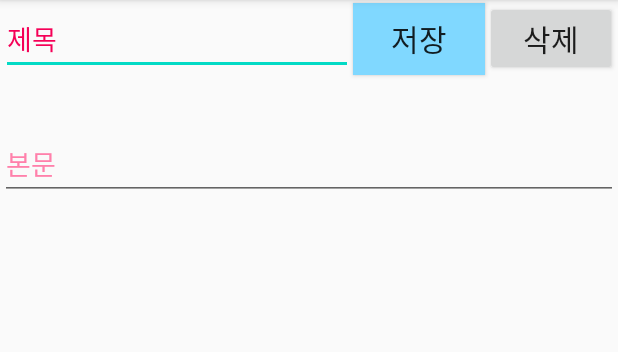
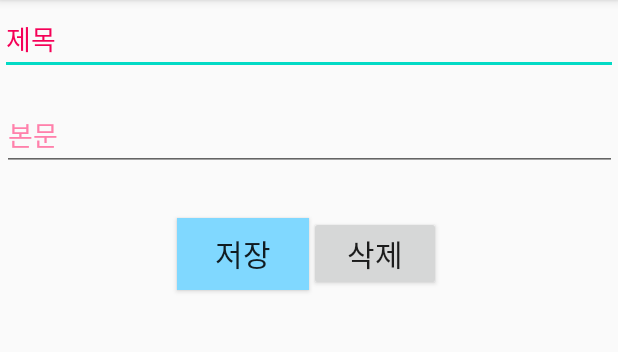
Before and after one commit to HAseungcheol/review, an Android app: the MemoActivity screen opened directly, with no data from a screen before it, on a phone screen of 412 x 824 dp, the part 84-436 px from its top. Run offline under Robolectric (Android 15) with nearby library versions, the phone set to English and light mode, and no system bars.

Commit message:
05-06(배진:12시 29분)

```diff
--- a/menu/src/main/java/com/example/project/MainActivity.java
+++ b/menu/src/main/java/com/example/project/MainActivity.java
@@ -67,6 +67,7 @@ public class MainActivity extends AppCompatActivity {
             public void onClick(View v) {
                 Intent intent = new Intent(getApplicationContext(), LastActivity.class);
                 startActivity(intent);
+                finish();
             }
         });
     }
--- a/menu/src/main/java/com/example/project/ReviewActivity.java
+++ b/menu/src/main/java/com/example/project/ReviewActivity.java
@@ -37,6 +37,7 @@ public class ReviewActivity extends AppCompatActivity {
             public void onClick(View v) {
                 Intent intent = new Intent(getApplicationContext(), MemoActivity.class);
                 startActivity(intent);
+
             }
         });
 
@@ -89,6 +90,7 @@ public class ReviewActivity extends AppCompatActivity {
                 alertDialog.show();
             }
         });
+
     }
 
     private void load_values() {
--- a/menu/src/main/res/layout/activity_new_memo.xml
+++ b/menu/src/main/res/layout/activity_new_memo.xml
@@ -8,31 +8,31 @@
 
     <EditText
         android:id="@+id/editTitle"
-        android:layout_width="wrap_content"
+        android:layout_width="0dp"
         android:layout_height="wrap_content"
         android:layout_marginTop="2dp"
-        android:ems="11"
+        android:ems="10"
         android:hint="@string/title"
         android:inputType="textPersonName"
         android:textColorHint="#F50057"
-        app:layout_constraintEnd_toStartOf="@+id/btnSave"
-        app:layout_constraintHorizontal_chainStyle="packed"
+        app:layout_constraintEnd_toEndOf="parent"
         app:layout_constraintStart_toStartOf="parent"
         app:layout_constraintTop_toTopOf="parent" />
 
     <EditText
         android:id="@+id/editContent"
-        android:layout_width="0dp"
+        android:layout_width="410dp"
         android:layout_height="wrap_content"
-        android:layout_marginTop="85dp"
+        android:layout_marginTop="16dp"
         android:ems="10"
         android:hint="@string/content"
         android:inputType="textMultiLine"
         android:textColorHint="#FF80AB"
         android:textSize="18sp"
-        app:layout_constraintEnd_toEndOf="parent"
-        app:layout_constraintStart_toStartOf="parent"
-        app:layout_constraintTop_toTopOf="parent" />
+        app:layout_constraintEnd_toEndOf="@+id/btnSave"
+        app:layout_constraintHorizontal_bias="0.502"
+        app:layout_constraintStart_toEndOf="@+id/btnSave"
+        app:layout_constraintTop_toBottomOf="@+id/editTitle" />
 
     <Button
         android:id="@+id/btnSave"
@@ -41,18 +41,20 @@
         android:background="#80D8FF"
         android:text="저장"
         android:textSize="20sp"
+        app:layout_constraintBaseline_toBaselineOf="@+id/btnDelete"
         app:layout_constraintEnd_toStartOf="@+id/btnDelete"
-        app:layout_constraintStart_toEndOf="@+id/editTitle"
-        app:layout_constraintTop_toTopOf="@+id/editTitle" />
+        app:layout_constraintHorizontal_chainStyle="packed"
+        app:layout_constraintStart_toStartOf="parent" />
 
     <Button
         android:id="@+id/btnDelete"
         android:layout_width="wrap_content"
         android:layout_height="wrap_content"
+        android:layout_marginTop="30dp"
         android:text="삭제"
         android:textSize="20sp"
-        app:layout_constraintBaseline_toBaselineOf="@+id/btnSave"
         app:layout_constraintEnd_toEndOf="parent"
-        app:layout_constraintStart_toEndOf="@+id/btnSave" />
+        app:layout_constraintStart_toEndOf="@+id/btnSave"
+        app:layout_constraintTop_toBottomOf="@+id/editContent" />
 
 </androidx.constraintlayout.widget.ConstraintLayout>
```
Also changed, not shown: menu/src/main/res/drawable-v24/cook_icon.png (deleted), menu/src/main/res/drawable/cook_icon.png (added).
